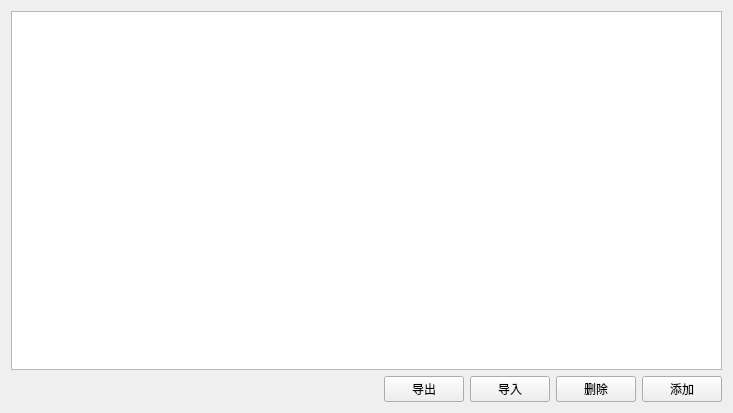
x-tools-author/x-tools, file src/pages/page/input/datapreset/SAKInputDataPresetItemManager.ui: the form before one commit.
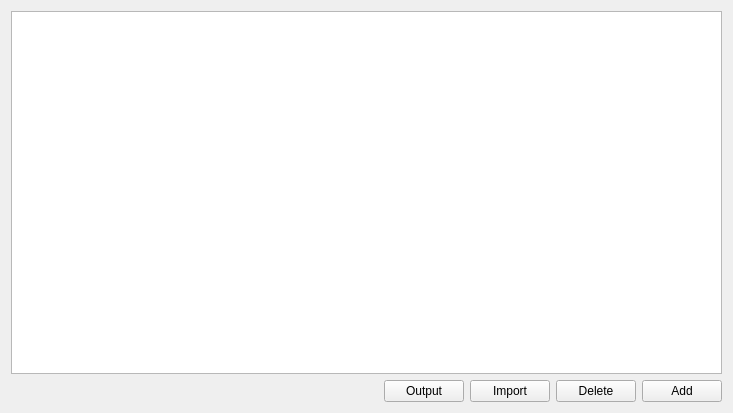
The form after the commit.

What changed in the file:
```diff
--- a/src/pages/page/input/datapreset/SAKInputDataPresetItemManager.ui
+++ b/src/pages/page/input/datapreset/SAKInputDataPresetItemManager.ui
@@ -30,28 +30,28 @@
    <item row="1" column="1">
     <widget class="QPushButton" name="outportPushButton">
      <property name="text">
-      <string>导出</string>
+      <string>Output</string>
      </property>
     </widget>
    </item>
    <item row="1" column="2">
     <widget class="QPushButton" name="importPushButton">
      <property name="text">
-      <string>导入</string>
+      <string>Import</string>
      </property>
     </widget>
    </item>
    <item row="1" column="3">
     <widget class="QPushButton" name="deletePushButton">
      <property name="text">
-      <string>删除</string>
+      <string>Delete</string>
      </property>
     </widget>
    </item>
    <item row="1" column="4">
     <widget class="QPushButton" name="addPushButton">
      <property name="text">
-      <string>添加</string>
+      <string>Add</string>
      </property>
     </widget>
    </item>
```
Left out of the diff: 2 changed lines with no effect on the pictures.
